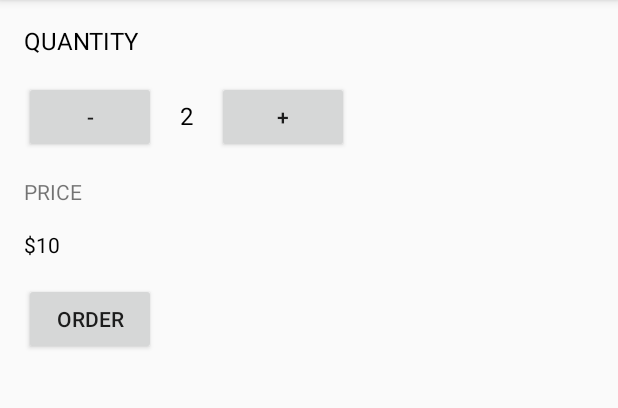
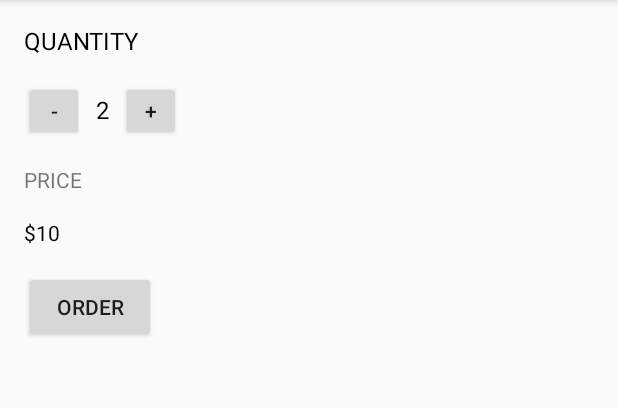
Before and after one commit to gsjune/First-Android, an Android app: the screen it shows after launch (CoffeeActivity), on a phone screen of 412 x 824 dp, the part 84-492 px from its top. Run offline under Robolectric (Android 15) with nearby library versions, the phone set to English and light mode, and no system bars.

Commit message:
coffee 2차 완료

```diff
--- a/app/src/main/res/layout/activity_coffee.xml
+++ b/app/src/main/res/layout/activity_coffee.xml
@@ -25,14 +25,16 @@
             android:layout_width="wrap_content"
             android:layout_height="wrap_content"
             android:layout_marginTop="16dp"
+            android:minHeight="40dp"
+            android:minWidth="40dp"
             android:text="-" />
 
         <TextView
             android:id="@+id/quantity_text_view"
             android:layout_width="wrap_content"
             android:layout_height="wrap_content"
-            android:layout_marginEnd="16dp"
-            android:layout_marginStart="16dp"
+            android:layout_marginEnd="8dp"
+            android:layout_marginStart="8dp"
             android:layout_marginTop="16dp"
             android:text="2"
             android:textColor="#000000"
@@ -42,6 +44,8 @@
             android:layout_width="wrap_content"
             android:layout_height="wrap_content"
             android:layout_marginTop="16dp"
+            android:minHeight="40dp"
+            android:minWidth="40dp"
             android:text="+" />
 
     </LinearLayout>
```
